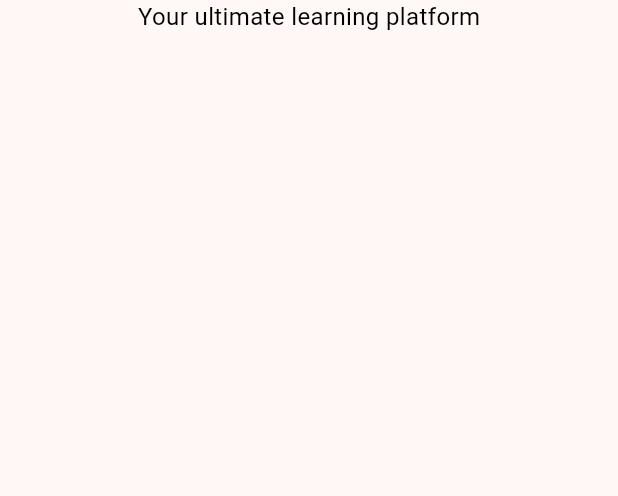
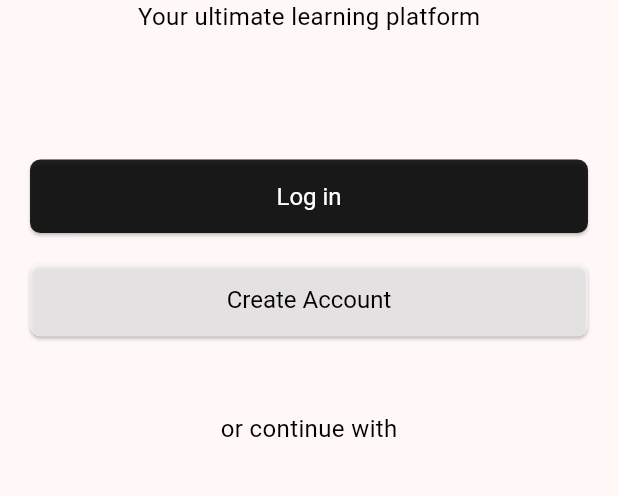
Before and after one commit to elvisron/multipple_mobile_ff, a Flutter app: the LoginPage screen opened directly, on a phone screen of 412 x 824 dp, the part 490-986 px from its top. Run offline on Flutter 3.47's test engine with Material 2 defaults, Android fonts, the light colour scheme and no system bars.

Commit message:
Login screen update

```diff
--- a/lib/login.dart
+++ b/lib/login.dart
@@ -50,6 +50,65 @@ class _LoginPageState extends State<LoginPage> {
                 ],
               ),
             ),
+            Align(
+              alignment: Alignment.bottomCenter,
+              child: Column(
+                mainAxisAlignment: MainAxisAlignment.end,
+                children: <Widget>[
+                  Row(
+                    children: <Widget>[
+                      Expanded(
+                          child:
+                          Padding(
+                              padding: const EdgeInsets.fromLTRB(20, 20, 20, 20),
+                              child:
+                              ElevatedButton(
+                                style: ElevatedButton.styleFrom(
+                                    foregroundColor: Colors.white,
+                                    backgroundColor: Colors.black87,
+                                    padding: const EdgeInsets.fromLTRB(15, 15, 15, 15),
+                                    shape: RoundedRectangleBorder(
+                                      borderRadius: BorderRadius.circular(7),
+                                    ),
+                                    textStyle: const TextStyle(fontSize: 16)),
+                                child: const Text('Log in'),
+                                onPressed: () {
+
+                                },
+                              ))),
+                    ],
+                  ),
+                  Row(
+                    children: <Widget>[
+                      Expanded(
+                          child:
+                          Padding(
+                              padding: const EdgeInsets.fromLTRB(20, 0, 20, 50),
+                              child:
+                              ElevatedButton(
+                                style: ElevatedButton.styleFrom(
+                                    foregroundColor: Colors.black,
+                                    backgroundColor: Colors.white60,
+                                    padding: const EdgeInsets.fromLTRB(15, 15, 15, 15),
+                                    shape: RoundedRectangleBorder(
+                                      borderRadius: BorderRadius.circular(7),
+                                    ),
+                                    textStyle: const TextStyle(fontSize: 16)),
+                                child: const Text('Create Account'),
+                                onPressed: () {
+
+                                },
+                              ))),
+                    ],
+                  ),
+                  const Text(
+                      "or continue with",
+                      style: TextStyle(color: Colors.black, fontSize: 16.0)
+                  ),
+                  const SizedBox(height: 200)
+                ],
+              ),
+            )
           ],
         ),
       ),
```
